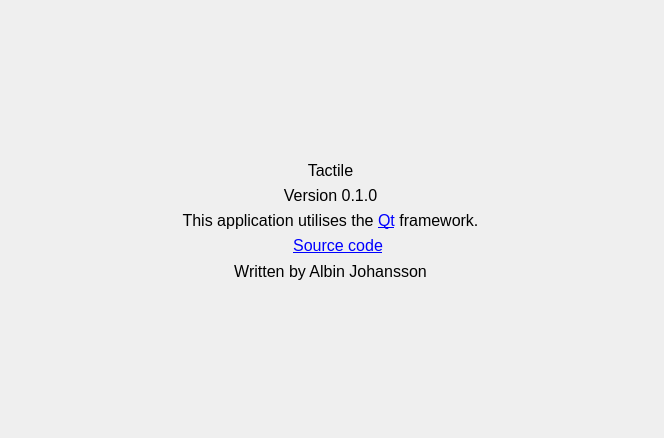
Above: src/ui/about.ui from albin-johansson/tactile before the change. Below: the same form after it.
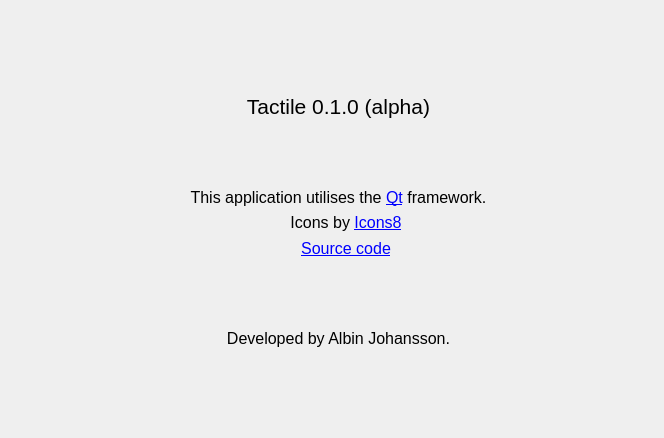
That is the form after the change. Icons and pictures are not drawn.

What changed in the file:
```diff
--- a/src/ui/about.ui
+++ b/src/ui/about.ui
@@ -36,7 +36,7 @@
     <rect>
      <x>30</x>
      <y>30</y>
-     <width>601</width>
+     <width>617</width>
      <height>381</height>
     </rect>
    </property>
@@ -62,7 +62,7 @@
       <property name="font">
        <font>
         <family>Segoe UI</family>
-        <pointsize>12</pointsize>
+        <pointsize>16</pointsize>
         <weight>50</weight>
         <bold>false</bold>
         <strikeout>false</strikeout>
@@ -70,7 +70,7 @@
        </font>
       </property>
       <property name="text">
-       <string>Tactile</string>
+       <string>Tactile 0.1.0 (alpha)</string>
       </property>
       <property name="alignment">
        <set>Qt::AlignCenter</set>
@@ -78,24 +78,17 @@
      </widget>
     </item>
     <item>
-     <widget class="QLabel" name="label_4">
-      <property name="font">
-       <font>
-        <family>Segoe UI</family>
-        <pointsize>12</pointsize>
-        <weight>50</weight>
-        <bold>false</bold>
-        <strikeout>false</strikeout>
-        <kerning>true</kerning>
-       </font>
+     <spacer name="verticalSpacer_4">
+      <property name="orientation">
+       <enum>Qt::Vertical</enum>
       </property>
-      <property name="text">
-       <string>Version 0.1.0</string>
+      <property name="sizeHint" stdset="0">
+       <size>
+        <width>20</width>
+        <height>40</height>
+       </size>
       </property>
-      <property name="alignment">
-       <set>Qt::AlignCenter</set>
-      </property>
-     </widget>
+     </spacer>
     </item>
     <item>
      <widget class="QLabel" name="label_3">
@@ -120,6 +113,59 @@
       </property>
      </widget>
     </item>
+    <item>
+     <layout class="QHBoxLayout" name="horizontalLayout_2">
+      <item>
+       <spacer name="horizontalSpacer_3">
+        <property name="orientation">
+         <enum>Qt::Horizontal</enum>
+        </property>
+        <property name="sizeHint" stdset="0">
+         <size>
+          <width>40</width>
+          <height>20</height>
+         </size>
+        </property>
+       </spacer>
+      </item>
+      <item>
+       <widget class="QLabel" name="label_8">
+        <property name="text">
+         <string/>
+        </property>
+        <property name="pixmap">
+         <pixmap resource="../tactile2.qrc">:/res/icons/icons8/dark/icons8_32px.png</pixmap>
+        </property>
+        <property name="alignment">
+         <set>Qt::AlignCenter</set>
+        </property>
+       </widget>
+      </item>
+      <item>
+       <widget class="QLabel" name="label_7">
+        <property name="text">
+         <string>&lt;html&gt;&lt;head/&gt;&lt;body&gt;&lt;p&gt;Icons by &lt;a href=&quot;https://icons8.com/&quot;&gt;&lt;span style=&quot; text-decoration: underline; color:#0000ff;&quot;&gt;Icons8&lt;/span&gt;&lt;/a&gt;&lt;/p&gt;&lt;/body&gt;&lt;/html&gt;</string>
+        </property>
+        <property name="alignment">
+         <set>Qt::AlignCenter</set>
+        </property>
+       </widget>
+      </item>
+      <item>
+       <spacer name="horizontalSpacer_4">
+        <property name="orientation">
+         <enum>Qt::Horizontal</enum>
+        </property>
+        <property name="sizeHint" stdset="0">
+         <size>
+          <width>40</width>
+          <height>20</height>
+         </size>
+        </property>
+       </spacer>
+      </item>
+     </layout>
+    </item>
     <item>
      <layout class="QHBoxLayout" name="horizontalLayout">
       <item>
@@ -191,6 +237,19 @@
       </item>
      </layout>
     </item>
+    <item>
+     <spacer name="verticalSpacer_3">
+      <property name="orientation">
+       <enum>Qt::Vertical</enum>
+      </property>
+      <property name="sizeHint" stdset="0">
+       <size>
+        <width>20</width>
+        <height>40</height>
+       </size>
+      </property>
+     </spacer>
+    </item>
     <item>
      <widget class="QLabel" name="label_6">
       <property name="font">
@@ -204,7 +263,7 @@
        </font>
       </property>
       <property name="text">
-       <string>Written by Albin Johansson</string>
+       <string>Developed by Albin Johansson.</string>
       </property>
       <property name="alignment">
        <set>Qt::AlignCenter</set>
```
